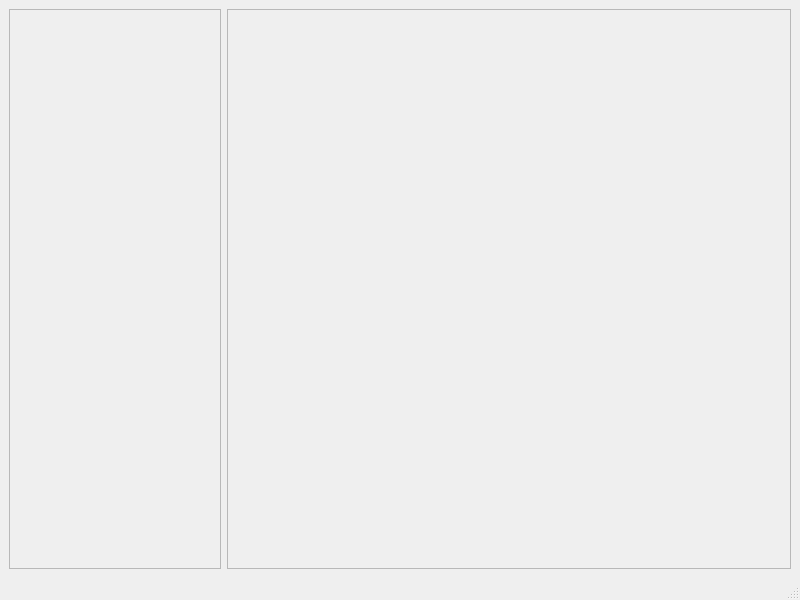
fLUM1NUS/App_for_learning_PyQt, file UI/Learn_window.ui: the form before one commit.
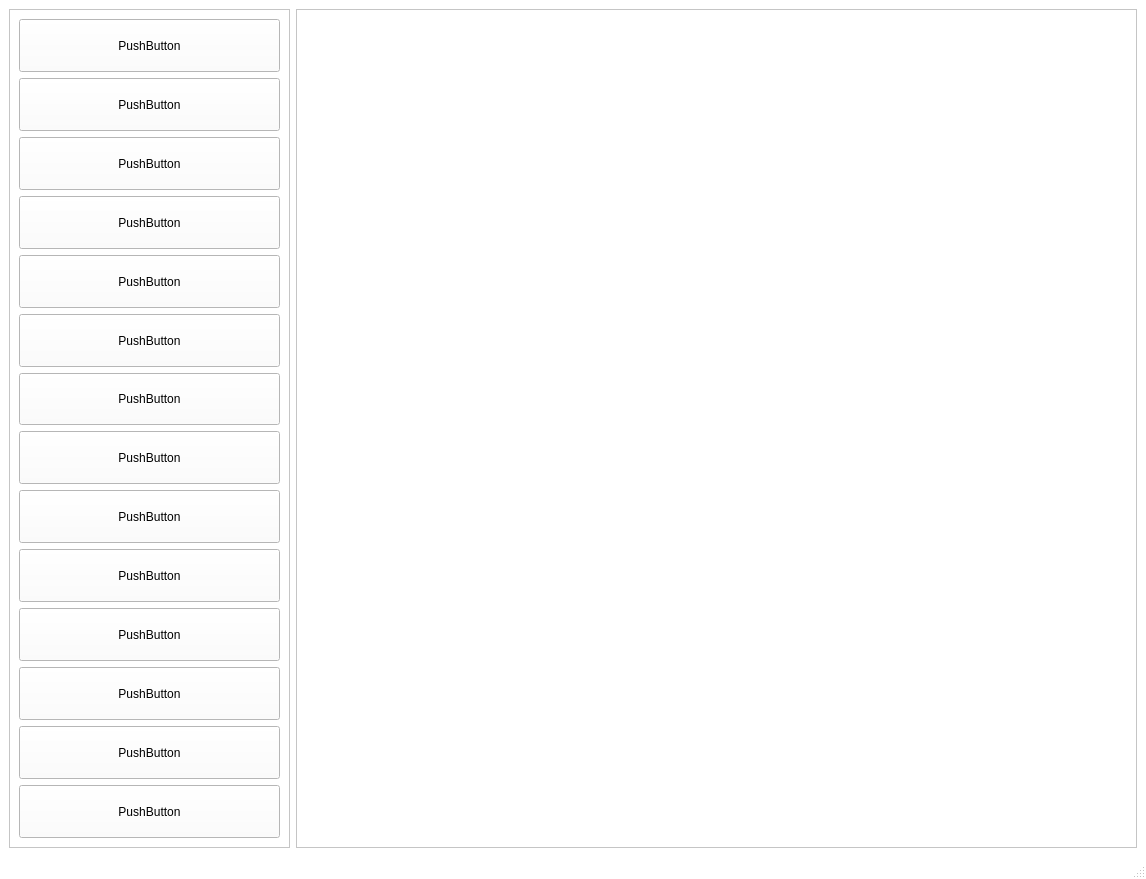
The form after the commit.

Commit message: added 1-st lesson added dark style (QDarkStyleSheet by ColinDuquesnoy)

The edit to the form file:
```diff
--- a/UI/Learn_window.ui
+++ b/UI/Learn_window.ui
@@ -6,8 +6,8 @@
    <rect>
     <x>0</x>
     <y>0</y>
-    <width>800</width>
-    <height>600</height>
+    <width>1146</width>
+    <height>879</height>
    </rect>
   </property>
   <property name="minimumSize">
@@ -22,9 +22,430 @@
     <height>600</height>
    </size>
   </property>
+  <property name="palette">
+   <palette>
+    <active>
+     <colorrole role="WindowText">
+      <brush brushstyle="SolidPattern">
+       <color alpha="255">
+        <red>0</red>
+        <green>0</green>
+        <blue>0</blue>
+       </color>
+      </brush>
+     </colorrole>
+     <colorrole role="Button">
+      <brush brushstyle="SolidPattern">
+       <color alpha="255">
+        <red>255</red>
+        <green>255</green>
+        <blue>255</blue>
+       </color>
+      </brush>
+     </colorrole>
+     <colorrole role="Light">
+      <brush brushstyle="SolidPattern">
+       <color alpha="255">
+        <red>255</red>
+        <green>255</green>
+        <blue>255</blue>
+       </color>
+      </brush>
+     </colorrole>
+     <colorrole role="Midlight">
+      <brush brushstyle="SolidPattern">
+       <color alpha="255">
+        <red>255</red>
+        <green>255</green>
+        <blue>255</blue>
+       </color>
+      </brush>
+     </colorrole>
+     <colorrole role="Dark">
+      <brush brushstyle="SolidPattern">
+       <color alpha="255">
+        <red>127</red>
+        <green>127</green>
+        <blue>127</blue>
+       </color>
+      </brush>
+     </colorrole>
+     <colorrole role="Mid">
+      <brush brushstyle="SolidPattern">
+       <color alpha="255">
+        <red>170</red>
+        <green>170</green>
+        <blue>170</blue>
+       </color>
+      </brush>
+     </colorrole>
+     <colorrole role="Text">
+      <brush brushstyle="SolidPattern">
+       <color alpha="255">
+        <red>0</red>
+        <green>0</green>
+        <blue>0</blue>
+       </color>
+      </brush>
+     </colorrole>
+     <colorrole role="BrightText">
+      <brush brushstyle="SolidPattern">
+       <color alpha="255">
+        <red>255</red>
+        <green>255</green>
+        <blue>255</blue>
+       </color>
+      </brush>
+     </colorrole>
+     <colorrole role="ButtonText">
+      <brush brushstyle="SolidPattern">
+       <color alpha="255">
+        <red>0</red>
+        <green>0</green>
+        <blue>0</blue>
+       </color>
+      </brush>
+     </colorrole>
+     <colorrole role="Base">
+      <brush brushstyle="SolidPattern">
+       <color alpha="255">
+        <red>255</red>
+        <green>255</green>
+        <blue>255</blue>
+       </color>
+      </brush>
+     </colorrole>
+     <colorrole role="Window">
+      <brush brushstyle="SolidPattern">
+       <color alpha="255">
+        <red>255</red>
+        <green>255</green>
+        <blue>255</blue>
+       </color>
+      </brush>
+     </colorrole>
+     <colorrole role="Shadow">
+      <brush brushstyle="SolidPattern">
+       <color alpha="255">
+        <red>0</red>
+        <green>0</green>
+        <blue>0</blue>
+       </color>
+      </brush>
+     </colorrole>
+     <colorrole role="AlternateBase">
+      <brush brushstyle="SolidPattern">
+       <color alpha="255">
+        <red>255</red>
+        <green>255</green>
+        <blue>255</blue>
+       </color>
+      </brush>
+     </colorrole>
+     <colorrole role="ToolTipBase">
+      <brush brushstyle="SolidPattern">
+       <color alpha="255">
+        <red>255</red>
+        <green>255</green>
+        <blue>220</blue>
+       </color>
+      </brush>
+     </colorrole>
+     <colorrole role="ToolTipText">
+      <brush brushstyle="SolidPattern">
+       <color alpha="255">
+        <red>0</red>
+        <green>0</green>
+        <blue>0</blue>
+       </color>
+      </brush>
+     </colorrole>
+    </active>
+    <inactive>
+     <colorrole role="WindowText">
+      <brush brushstyle="SolidPattern">
+       <color alpha="255">
+        <red>0</red>
+        <green>0</green>
+        <blue>0</blue>
+       </color>
+      </brush>
+     </colorrole>
+     <colorrole role="Button">
+      <brush brushstyle="SolidPattern">
+       <color alpha="255">
+        <red>255</red>
+        <green>255</green>
+        <blue>255</blue>
+       </color>
+      </brush>
+     </colorrole>
+     <colorrole role="Light">
+      <brush brushstyle="SolidPattern">
+       <color alpha="255">
+        <red>255</red>
+        <green>255</green>
+        <blue>255</blue>
+       </color>
+      </brush>
+     </colorrole>
+     <colorrole role="Midlight">
+      <brush brushstyle="SolidPattern">
+       <color alpha="255">
+        <red>255</red>
+        <green>255</green>
+        <blue>255</blue>
+       </color>
+      </brush>
+     </colorrole>
+     <colorrole role="Dark">
+      <brush brushstyle="SolidPattern">
+       <color alpha="255">
+        <red>127</red>
+        <green>127</green>
+        <blue>127</blue>
+       </color>
+      </brush>
+     </colorrole>
+     <colorrole role="Mid">
+      <brush brushstyle="SolidPattern">
+       <color alpha="255">
+        <red>170</red>
+        <green>170</green>
+        <blue>170</blue>
+       </color>
+      </brush>
+     </colorrole>
+     <colorrole role="Text">
+      <brush brushstyle="SolidPattern">
+       <color alpha="255">
+        <red>0</red>
+        <green>0</green>
+        <blue>0</blue>
+       </color>
+      </brush>
+     </colorrole>
+     <colorrole role="BrightText">
+      <brush brushstyle="SolidPattern">
+       <color alpha="255">
+        <red>255</red>
+        <green>255</green>
+        <blue>255</blue>
+       </color>
+      </brush>
+     </colorrole>
+     <colorrole role="ButtonText">
+      <brush brushstyle="SolidPattern">
+       <color alpha="255">
+        <red>0</red>
+        <green>0</green>
+        <blue>0</blue>
+       </color>
+      </brush>
+     </colorrole>
+     <colorrole role="Base">
+      <brush brushstyle="SolidPattern">
+       <color alpha="255">
+        <red>255</red>
+        <green>255</green>
+        <blue>255</blue>
+       </color>
+      </brush>
+     </colorrole>
+     <colorrole role="Window">
+      <brush brushstyle="SolidPattern">
+       <color alpha="255">
+        <red>255</red>
+        <green>255</green>
+        <blue>255</blue>
+       </color>
+      </brush>
+     </colorrole>
+     <colorrole role="Shadow">
+      <brush brushstyle="SolidPattern">
+       <color alpha="255">
+        <red>0</red>
+        <green>0</green>
+        <blue>0</blue>
+       </color>
+      </brush>
+     </colorrole>
+     <colorrole role="AlternateBase">
+      <brush brushstyle="SolidPattern">
+       <color alpha="255">
+        <red>255</red>
+        <green>255</green>
+        <blue>255</blue>
+       </color>
+      </brush>
+     </colorrole>
+     <colorrole role="ToolTipBase">
+      <brush brushstyle="SolidPattern">
+       <color alpha="255">
+        <red>255</red>
+        <green>255</green>
+        <blue>220</blue>
+       </color>
+      </brush>
+     </colorrole>
+     <colorrole role="ToolTipText">
+      <brush brushstyle="SolidPattern">
+       <color alpha="255">
+        <red>0</red>
+        <green>0</green>
+        <blue>0</blue>
+       </color>
+      </brush>
+     </colorrole>
+    </inactive>
+    <disabled>
+     <colorrole role="WindowText">
+      <brush brushstyle="SolidPattern">
+       <color alpha="255">
+        <red>127</red>
+        <green>127</green>
+        <blue>127</blue>
+       </color>
+      </brush>
+     </colorrole>
+     <colorrole role="Button">
+      <brush brushstyle="SolidPattern">
+       <color alpha="255">
+        <red>255</red>
+        <green>255</green>
+        <blue>255</blue>
+       </color>
+      </brush>
+     </colorrole>
+     <colorrole role="Light">
+      <brush brushstyle="SolidPattern">
+       <color alpha="255">
+        <red>255</red>
+        <green>255</green>
+        <blue>255</blue>
+       </color>
+      </brush>
+     </colorrole>
+     <colorrole role="Midlight">
+      <brush brushstyle="SolidPattern">
+       <color alpha="255">
+        <red>255</red>
+        <green>255</green>
+        <blue>255</blue>
+       </color>
+      </brush>
+     </colorrole>
+     <colorrole role="Dark">
+      <brush brushstyle="SolidPattern">
+       <color alpha="255">
+        <red>127</red>
+        <green>127</green>
+        <blue>127</blue>
+       </color>
+      </brush>
+     </colorrole>
+     <colorrole role="Mid">
+      <brush brushstyle="SolidPattern">
+       <color alpha="255">
+        <red>170</red>
+        <green>170</green>
+        <blue>170</blue>
+       </color>
+      </brush>
+     </colorrole>
+     <colorrole role="Text">
+      <brush brushstyle="SolidPattern">
+       <color alpha="255">
+        <red>127</red>
+        <green>127</green>
+        <blue>127</blue>
+       </color>
+      </brush>
+     </colorrole>
+     <colorrole role="BrightText">
+      <brush brushstyle="SolidPattern">
+       <color alpha="255">
+        <red>255</red>
+        <green>255</green>
+        <blue>255</blue>
+       </color>
+      </brush>
+     </colorrole>
+     <colorrole role="ButtonText">
+      <brush brushstyle="SolidPattern">
+       <color alpha="255">
+        <red>127</red>
+        <green>127</green>
+        <blue>127</blue>
+       </color>
+      </brush>
+     </colorrole>
+     <colorrole role="Base">
+      <brush brushstyle="SolidPattern">
+       <color alpha="255">
+        <red>255</red>
+        <green>255</green>
+        <blue>255</blue>
+       </color>
+      </brush>
+     </colorrole>
+     <colorrole role="Window">
+      <brush brushstyle="SolidPattern">
+       <color alpha="255">
+        <red>255</red>
+        <green>255</green>
+        <blue>255</blue>
+       </color>
+      </brush>
+     </colorrole>
+     <colorrole role="Shadow">
+      <brush brushstyle="SolidPattern">
+       <color alpha="255">
+        <red>0</red>
+        <green>0</green>
+        <blue>0</blue>
+       </color>
+      </brush>
+     </colorrole>
+     <colorrole role="AlternateBase">
+      <brush brushstyle="SolidPattern">
+       <color alpha="255">
+        <red>255</red>
+        <green>255</green>
+        <blue>255</blue>
+       </color>
+      </brush>
+     </colorrole>
+     <colorrole role="ToolTipBase">
+      <brush brushstyle="SolidPattern">
+       <color alpha="255">
+        <red>255</red>
+        <green>255</green>
+        <blue>220</blue>
+       </color>
+      </brush>
+     </colorrole>
+     <colorrole role="ToolTipText">
+      <brush brushstyle="SolidPattern">
+       <color alpha="255">
+        <red>0</red>
+        <green>0</green>
+        <blue>0</blue>
+       </color>
+      </brush>
+     </colorrole>
+    </disabled>
+   </palette>
+  </property>
+  <property name="mouseTracking">
+   <bool>false</bool>
+  </property>
   <property name="windowTitle">
    <string>MainWindow</string>
   </property>
+  <property name="toolButtonStyle">
+   <enum>Qt::ToolButtonIconOnly</enum>
+  </property>
   <widget class="QWidget" name="centralwidget">
    <layout class="QHBoxLayout" name="horizontalLayout">
     <item>
@@ -49,34 +470,385 @@
         <rect>
          <x>0</x>
          <y>0</y>
-         <width>210</width>
-         <height>580</height>
+         <width>279</width>
+         <height>839</height>
         </rect>
        </property>
+       <property name="sizePolicy">
+        <sizepolicy hsizetype="Preferred" vsizetype="Preferred">
+         <horstretch>0</horstretch>
+         <verstretch>0</verstretch>
+        </sizepolicy>
+       </property>
+       <property name="minimumSize">
+        <size>
+         <width>0</width>
+         <height>50</height>
+        </size>
+       </property>
+       <layout class="QVBoxLayout" name="verticalLayout">
+        <item>
+         <widget class="QPushButton" name="Btn_1">
+          <property name="sizePolicy">
+           <sizepolicy hsizetype="Minimum" vsizetype="Minimum">
+            <horstretch>0</horstretch>
+            <verstretch>0</verstretch>
+           </sizepolicy>
+          </property>
+          <property name="sizeIncrement">
+           <size>
+            <width>0</width>
+            <height>0</height>
+           </size>
+          </property>
+          <property name="text">
+           <string>PushButton</string>
+          </property>
+          <property name="autoDefault">
+           <bool>false</bool>
+          </property>
+          <property name="default">
+           <bool>false</bool>
+          </property>
+         </widget>
+        </item>
+        <item>
+         <widget class="QPushButton" name="Btn_2">
+          <property name="sizePolicy">
+           <sizepolicy hsizetype="Minimum" vsizetype="Minimum">
+            <horstretch>0</horstretch>
+            <verstretch>0</verstretch>
+           </sizepolicy>
+          </property>
+          <property name="sizeIncrement">
+           <size>
+            <width>0</width>
+            <height>0</height>
+           </size>
+          </property>
+          <property name="text">
+           <string>PushButton</string>
+          </property>
+          <property name="autoDefault">
+           <bool>false</bool>
+          </property>
+          <property name="default">
+           <bool>false</bool>
+          </property>
+         </widget>
+        </item>
+        <item>
+         <widget class="QPushButton" name="Btn_3">
+          <property name="sizePolicy">
+           <sizepolicy hsizetype="Minimum" vsizetype="Minimum">
+            <horstretch>0</horstretch>
+            <verstretch>0</verstretch>
+           </sizepolicy>
+          </property>
+          <property name="sizeIncrement">
+           <size>
+            <width>0</width>
+            <height>0</height>
+           </size>
+          </property>
+          <property name="text">
+           <string>PushButton</string>
+          </property>
+          <property name="autoDefault">
+           <bool>false</bool>
+          </property>
+          <property name="default">
+           <bool>false</bool>
+          </property>
+         </widget>
+        </item>
+        <item>
+         <widget class="QPushButton" name="Btn_4">
+          <property name="sizePolicy">
+           <sizepolicy hsizetype="Minimum" vsizetype="Minimum">
+            <horstretch>0</horstretch>
+            <verstretch>0</verstretch>
+           </sizepolicy>
+          </property>
+          <property name="sizeIncrement">
+           <size>
+            <width>0</width>
+            <height>0</height>
+           </size>
+          </property>
+          <property name="text">
+           <string>PushButton</string>
+          </property>
+          <property name="autoDefault">
+           <bool>false</bool>
+          </property>
+          <property name="default">
+           <bool>false</bool>
+          </property>
+         </widget>
+        </item>
+        <item>
+         <widget class="QPushButton" name="Btn_5">
+          <property name="sizePolicy">
+           <sizepolicy hsizetype="Minimum" vsizetype="Minimum">
+            <horstretch>0</horstretch>
+            <verstretch>0</verstretch>
+           </sizepolicy>
+          </property>
+          <property name="sizeIncrement">
+           <size>
+            <width>0</width>
+            <height>0</height>
+           </size>
+          </property>
+          <property name="text">
+           <string>PushButton</string>
+          </property>
+          <property name="autoDefault">
+           <bool>false</bool>
+          </property>
+          <property name="default">
+           <bool>false</bool>
+          </property>
+         </widget>
+        </item>
+        <item>
+         <widget class="QPushButton" name="Btn_6">
+          <property name="sizePolicy">
+           <sizepolicy hsizetype="Minimum" vsizetype="Minimum">
+            <horstretch>0</horstretch>
+            <verstretch>0</verstretch>
+           </sizepolicy>
+          </property>
+          <property name="sizeIncrement">
+           <size>
+            <width>0</width>
+            <height>0</height>
+           </size>
+          </property>
+          <property name="text">
+           <string>PushButton</string>
+          </property>
+          <property name="autoDefault">
+           <bool>false</bool>
+          </property>
+          <property name="default">
+           <bool>false</bool>
+          </property>
+         </widget>
+        </item>
+        <item>
+         <widget class="QPushButton" name="Btn_7">
+          <property name="sizePolicy">
+           <sizepolicy hsizetype="Minimum" vsizetype="Minimum">
+            <horstretch>0</horstretch>
+            <verstretch>0</verstretch>
+           </sizepolicy>
+          </property>
+          <property name="sizeIncrement">
+           <size>
+            <width>0</width>
+            <height>0</height>
+           </size>
+          </property>
+          <property name="text">
+           <string>PushButton</string>
+          </property>
+          <property name="autoDefault">
+           <bool>false</bool>
+          </property>
+          <property name="default">
+           <bool>false</bool>
+          </property>
+         </widget>
+        </item>
+        <item>
+         <widget class="QPushButton" name="Btn_8">
+          <property name="sizePolicy">
+           <sizepolicy hsizetype="Minimum" vsizetype="Minimum">
+            <horstretch>0</horstretch>
+            <verstretch>0</verstretch>
+           </sizepolicy>
+          </property>
+          <property name="sizeIncrement">
+           <size>
+            <width>0</width>
+            <height>0</height>
+           </size>
+          </property>
+          <property name="text">
+           <string>PushButton</string>
+          </property>
+          <property name="autoDefault">
+           <bool>false</bool>
+          </property>
+          <property name="default">
+           <bool>false</bool>
+          </property>
+         </widget>
+        </item>
+        <item>
+         <widget class="QPushButton" name="Btn_9">
+          <property name="sizePolicy">
+           <sizepolicy hsizetype="Minimum" vsizetype="Minimum">
+            <horstretch>0</horstretch>
+            <verstretch>0</verstretch>
+           </sizepolicy>
+          </property>
+          <property name="sizeIncrement">
+           <size>
+            <width>0</width>
+            <height>0</height>
+           </size>
+          </property>
+          <property name="text">
+           <string>PushButton</string>
+          </property>
+          <property name="autoDefault">
+           <bool>false</bool>
+          </property>
+          <property name="default">
+           <bool>false</bool>
+          </property>
+         </widget>
+        </item>
+        <item>
+         <widget class="QPushButton" name="Btn_10">
+          <property name="sizePolicy">
+           <sizepolicy hsizetype="Minimum" vsizetype="Minimum">
+            <horstretch>0</horstretch>
+            <verstretch>0</verstretch>
+           </sizepolicy>
+          </property>
+          <property name="sizeIncrement">
+           <size>
+            <width>0</width>
+            <height>0</height>
+           </size>
+          </property>
+          <property name="text">
+           <string>PushButton</string>
+          </property>
+          <property name="autoDefault">
+           <bool>false</bool>
+          </property>
+          <property name="default">
+           <bool>false</bool>
+          </property>
+         </widget>
+        </item>
+        <item>
+         <widget class="QPushButton" name="Btn_11">
+          <property name="sizePolicy">
+           <sizepolicy hsizetype="Minimum" vsizetype="Minimum">
+            <horstretch>0</horstretch>
+            <verstretch>0</verstretch>
+           </sizepolicy>
+          </property>
+          <property name="sizeIncrement">
+           <size>
+            <width>0</width>
+            <height>0</height>
+           </size>
+          </property>
+          <property name="text">
+           <string>PushButton</string>
+          </property>
+          <property name="autoDefault">
+           <bool>false</bool>
+          </property>
+          <property name="default">
+           <bool>false</bool>
+          </property>
+         </widget>
+        </item>
+        <item>
+         <widget class="QPushButton" name="Btn_12">
+          <property name="sizePolicy">
+           <sizepolicy hsizetype="Minimum" vsizetype="Minimum">
+            <horstretch>0</horstretch>
+            <verstretch>0</verstretch>
+           </sizepolicy>
+          </property>
+          <property name="sizeIncrement">
+           <size>
+            <width>0</width>
+            <height>0</height>
+           </size>
+          </property>
+          <property name="text">
+           <string>PushButton</string>
+          </property>
+          <property name="autoDefault">
+           <bool>false</bool>
+          </property>
+          <property name="default">
+           <bool>false</bool>
+          </property>
+         </widget>
+        </item>
+        <item>
+         <widget class="QPushButton" name="Btn_13">
+          <property name="sizePolicy">
+           <sizepolicy hsizetype="Minimum" vsizetype="Minimum">
+            <horstretch>0</horstretch>
+            <verstretch>0</verstretch>
+           </sizepolicy>
+          </property>
+          <property name="sizeIncrement">
+           <size>
+            <width>0</width>
+            <height>0</height>
+           </size>
+          </property>
+          <property name="text">
+           <string>PushButton</string>
+          </property>
+          <property name="autoDefault">
+           <bool>false</bool>
+          </property>
+          <property name="default">
+           <bool>false</bool>
+          </property>
+         </widget>
+        </item>
+        <item>
+         <widget class="QPushButton" name="Btn_14">
+          <property name="sizePolicy">
+           <sizepolicy hsizetype="Minimum" vsizetype="Minimum">
+            <horstretch>0</horstretch>
+            <verstretch>0</verstretch>
+           </sizepolicy>
+          </property>
+          <property name="sizeIncrement">
+           <size>
+            <width>0</width>
+            <height>0</height>
+           </size>
+          </property>
+          <property name="text">
+           <string>PushButton</string>
+          </property>
+          <property name="autoDefault">
+           <bool>false</bool>
+          </property>
+          <property name="default">
+           <bool>false</bool>
+          </property>
+         </widget>
+        </item>
+       </layout>
       </widget>
      </widget>
     </item>
     <item>
-     <widget class="QScrollArea" name="ViewScroll">
+     <widget class="QTextBrowser" name="textBrowser">
       <property name="sizePolicy">
        <sizepolicy hsizetype="Expanding" vsizetype="Expanding">
-        <horstretch>40</horstretch>
+        <horstretch>45</horstretch>
         <verstretch>0</verstretch>
        </sizepolicy>
       </property>
-      <property name="widgetResizable">
-       <bool>true</bool>
-      </property>
-      <widget class="QWidget" name="scrollAreaWidgetContents_2">
-       <property name="geometry">
-        <rect>
-         <x>0</x>
-         <y>0</y>
-         <width>562</width>
-         <height>580</height>
-        </rect>
-       </property>
-      </widget>
      </widget>
     </item>
    </layout>
```
The commit also changes 4 other files.
